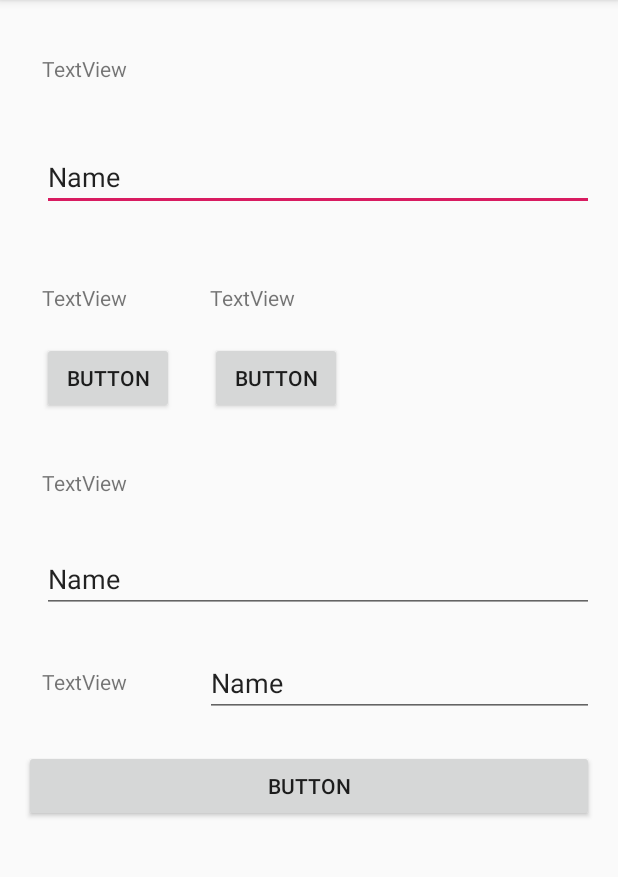
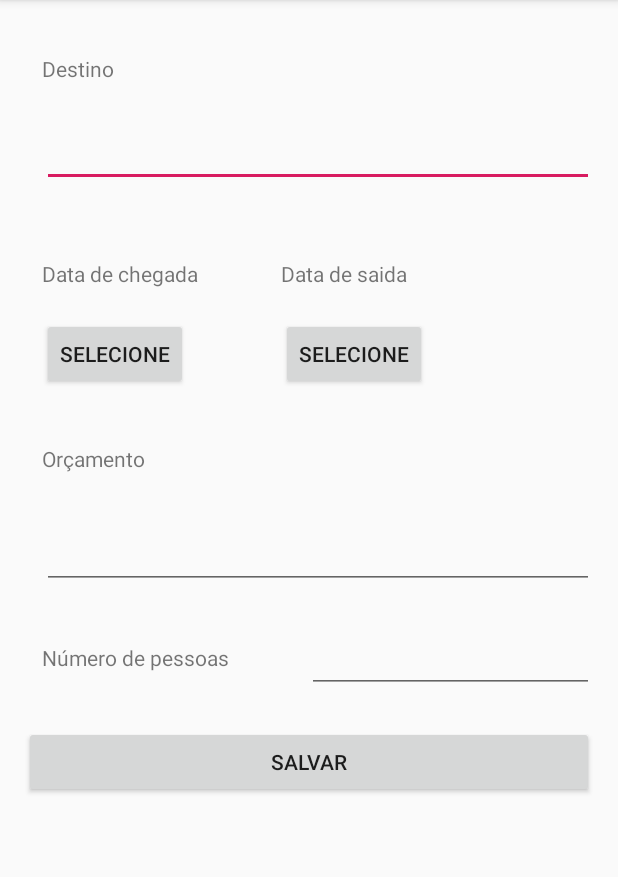
Before and after one commit to developerBrito/PAM1-Layouts, an Android app: the screen it shows after launch (MainActivity), on a phone screen of 412 x 824 dp, the part 84-961 px from its top. Run offline under Robolectric (Android 15) with nearby library versions, the phone set to English and light mode, and no system bars.

Commit message:
Inclusão de strings.xml

```diff
--- a/app/src/main/res/layout/activity_main.xml
+++ b/app/src/main/res/layout/activity_main.xml
@@ -13,7 +13,7 @@
         android:layout_marginStart="28dp"
         android:layout_marginLeft="28dp"
         android:layout_marginTop="36dp"
-        android:text="TextView"
+        android:text="@string/destino"
         app:layout_constraintStart_toStartOf="parent"
         app:layout_constraintTop_toTopOf="parent" />
 
@@ -21,13 +21,13 @@
         android:id="@+id/editText"
         android:layout_width="0dp"
         android:layout_height="wrap_content"
-        android:layout_marginTop="40dp"
+        android:layout_marginTop="24dp"
         android:layout_marginEnd="16dp"
         android:layout_marginRight="16dp"
         android:ems="10"
         android:inputType="textPersonName"
-        android:text="Name"
         app:layout_constraintEnd_toEndOf="parent"
+        app:layout_constraintHorizontal_bias="1.0"
         app:layout_constraintStart_toStartOf="@+id/textView"
         app:layout_constraintTop_toBottomOf="@+id/textView" />
 
@@ -38,7 +38,7 @@
         android:layout_marginTop="48dp"
         android:layout_marginEnd="84dp"
         android:layout_marginRight="84dp"
-        android:text="TextView"
+        android:text="@string/chegada"
         app:layout_constraintEnd_toStartOf="@+id/textView3"
         app:layout_constraintHorizontal_bias="0.0"
         app:layout_constraintStart_toStartOf="@+id/editText"
@@ -51,7 +51,7 @@
         android:layout_marginStart="55dp"
         android:layout_marginLeft="55dp"
         android:layout_marginTop="48dp"
-        android:text="TextView"
+        android:text="@string/saida"
         app:layout_constraintStart_toEndOf="@+id/textView2"
         app:layout_constraintTop_toBottomOf="@+id/editText" />
 
@@ -60,7 +60,7 @@
         android:layout_width="wrap_content"
         android:layout_height="wrap_content"
         android:layout_marginTop="20dp"
-        android:text="Button"
+        android:text="@string/selecione"
         app:layout_constraintStart_toStartOf="@+id/textView2"
         app:layout_constraintTop_toBottomOf="@+id/textView2" />
 
@@ -69,7 +69,7 @@
         android:layout_width="wrap_content"
         android:layout_height="wrap_content"
         android:layout_marginTop="20dp"
-        android:text="Button"
+        android:text="@string/selecione"
         app:layout_constraintStart_toStartOf="@+id/textView3"
         app:layout_constraintTop_toBottomOf="@+id/textView3" />
 
@@ -78,7 +78,7 @@
         android:layout_width="wrap_content"
         android:layout_height="wrap_content"
         android:layout_marginTop="36dp"
-        android:text="TextView"
+        android:text="@string/orçamento"
         app:layout_constraintStart_toStartOf="@+id/button"
         app:layout_constraintTop_toBottomOf="@+id/button" />
 
@@ -91,7 +91,6 @@
         android:layout_marginRight="16dp"
         android:ems="10"
         android:inputType="textPersonName"
-        android:text="Name"
         app:layout_constraintEnd_toEndOf="parent"
         app:layout_constraintStart_toStartOf="@+id/textView4"
         app:layout_constraintTop_toBottomOf="@+id/textView4" />
@@ -101,7 +100,7 @@
         android:layout_width="wrap_content"
         android:layout_height="wrap_content"
         android:layout_marginTop="36dp"
-        android:text="TextView"
+        android:text="@string/pessoas"
         app:layout_constraintStart_toStartOf="@+id/editText2"
         app:layout_constraintTop_toBottomOf="@+id/editText2" />
 
@@ -114,7 +113,7 @@
         android:layout_marginTop="36dp"
         android:layout_marginEnd="16dp"
         android:layout_marginRight="16dp"
-        android:text="Button"
+        android:text="@string/salvar"
         app:layout_constraintEnd_toEndOf="parent"
         app:layout_constraintHorizontal_bias="0.0"
         app:layout_constraintStart_toStartOf="parent"
@@ -131,7 +130,6 @@
         android:layout_marginRight="16dp"
         android:ems="10"
         android:inputType="textPersonName"
-        android:text="Name"
         app:layout_constraintEnd_toEndOf="parent"
         app:layout_constraintStart_toEndOf="@+id/textView5"
         app:layout_constraintTop_toBottomOf="@+id/editText2" />
--- a/app/src/main/res/values/strings.xml
+++ b/app/src/main/res/values/strings.xml
@@ -1,3 +1,10 @@
 <resources>
     <string name="app_name">PAM1-Layouts</string>
+    <string name="destino">Destino</string>
+    <string name="chegada">Data de chegada</string>
+    <string name="saida">Data de saida</string>
+    <string name="selecione">Selecione</string>
+    <string name="orçamento">Orçamento</string>
+    <string name="pessoas">Número de pessoas</string>
+    <string name="salvar">Salvar</string>
 </resources>
```
